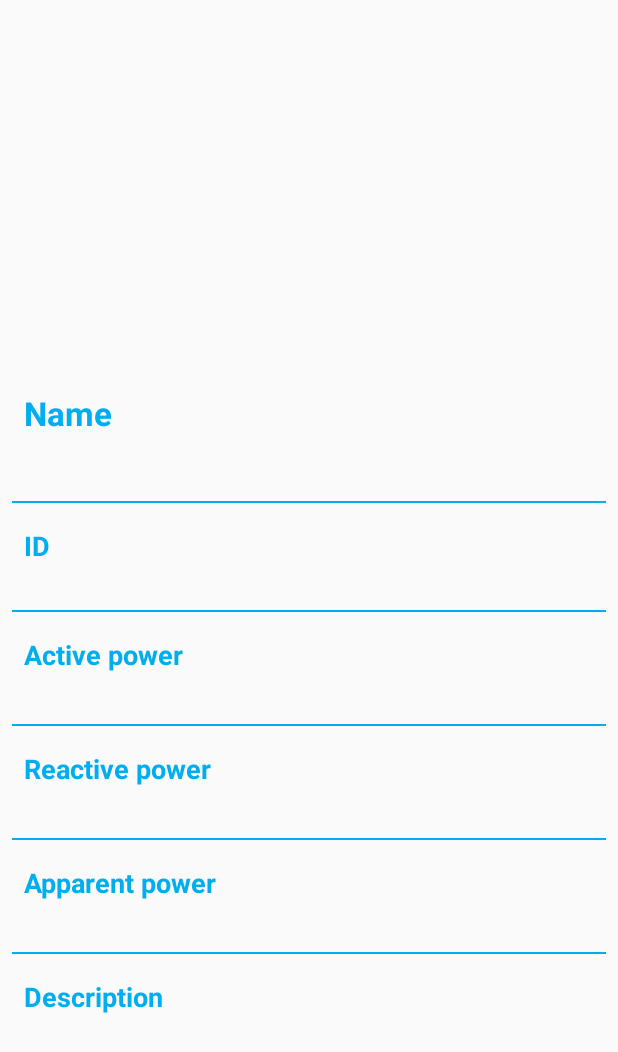
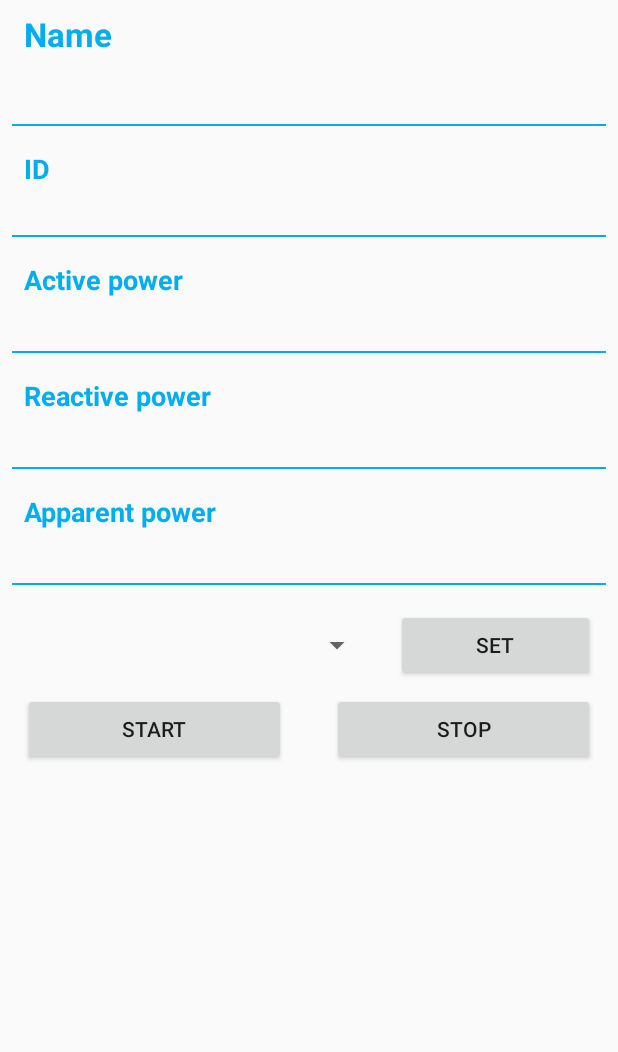
Before and after one commit to TheGrandFenix/SGLab-QR, an Android app: the layout activity_menu.xml on its own in the app's theme, with its tools: preview values and no code run, on a phone screen of 412 x 824 dp. Shown: the top 1052 px of the screen. Run offline under Robolectric (Android 15) with nearby library versions, the phone set to English and light mode, and no system bars.

Commit message:
Add buttons for sending references. Add generic dialog as proof of concept

```diff
--- a/app/src/main/java/hr/fer/android/sglab/qr/MenuActivity.java
+++ b/app/src/main/java/hr/fer/android/sglab/qr/MenuActivity.java
@@ -1,12 +1,18 @@
 package hr.fer.android.sglab.qr;
 
+import android.content.DialogInterface;
 import android.os.Bundle;
 import android.support.annotation.NonNull;
 import android.support.annotation.Nullable;
 import android.support.v4.app.LoaderManager;
 import android.support.v4.content.Loader;
+import android.support.v7.app.AlertDialog;
 import android.support.v7.app.AppCompatActivity;
 import android.util.Log;
+import android.view.View;
+import android.widget.ArrayAdapter;
+import android.widget.Button;
+import android.widget.Spinner;
 import android.widget.TextView;
 import android.widget.Toast;
 
@@ -18,6 +24,7 @@ import hr.fer.android.sglab.qr.loaders.result.WebServiceResult;
 import hr.fer.android.sglab.qr.pojo.Machine;
 import hr.fer.android.sglab.qr.utils.TimeoutHandler;
 
+import static android.app.PendingIntent.getActivity;
 import static hr.fer.android.sglab.qr.ScanQRCodeActivity.LOADER_ID;
 import static hr.fer.android.sglab.qr.ScanQRCodeActivity.QR_RESULT;
 import static hr.fer.android.sglab.qr.utils.NumberUtils.formatDouble;
@@ -33,7 +40,8 @@ public class MenuActivity
     private TextView activePower;
     private TextView reactivePower;
     private TextView apparentPower;
-    private TextView description;
+    private Spinner activePowerSpinner;
+    private Button setReferenceButton;
 
     private Machine currentMachine;
 
@@ -54,7 +62,31 @@ public class MenuActivity
         activePower = findViewById(R.id.active_power);
         reactivePower = findViewById(R.id.reactive_power);
         apparentPower = findViewById(R.id.apparent_power);
-        description = findViewById(R.id.description);
+        activePowerSpinner = findViewById(R.id.active_power_spinner);
+        setReferenceButton = findViewById(R.id.set_reference_button);
+        setReferenceButton.setOnClickListener(new View.OnClickListener() {
+            @Override
+            public void onClick(View view) {
+                AlertDialog.Builder builder = new AlertDialog.Builder(view.getContext());
+                builder.setPositiveButton("Ok", new DialogInterface.OnClickListener() {
+                    public void onClick(DialogInterface dialog, int id) {
+                    }
+                });
+                builder.setNegativeButton("Cancel", new DialogInterface.OnClickListener() {
+                    public void onClick(DialogInterface dialog, int id) {
+                    }
+                });
+                builder.setMessage("Generic message");
+
+                AlertDialog dialog = builder.create();
+                dialog.show();
+            }
+        });
+
+        String[] activePowerSpinnerItems = new String[] {"0.1", "0.2", "0.3"};
+        ArrayAdapter<String> adapter = new ArrayAdapter<>(this, android.R.layout.simple_spinner_dropdown_item, activePowerSpinnerItems);
+        //set the spinners adapter to the previously created one.
+        activePowerSpinner.setAdapter(adapter);
 
         setInfo();
     }
@@ -84,7 +116,6 @@ public class MenuActivity
         activePower.setText(formatDouble(currentMachine.getActivePower()));
         reactivePower.setText(formatDouble(currentMachine.getReactivePower()));
         apparentPower.setText(formatDouble(currentMachine.getApparentPower()));
-        description.setText(currentMachine.getDescription());
     }
 
     public void resetTimer() {
--- a/app/src/main/res/layout/activity_menu.xml
+++ b/app/src/main/res/layout/activity_menu.xml
@@ -6,13 +6,28 @@
     android:layout_width="match_parent"
     android:layout_height="match_parent">
 
+    <ScrollView
+        android:layout_width="match_parent"
+        android:layout_height="match_parent"
+        app:layout_constraintBottom_toBottomOf="parent"
+        app:layout_constraintEnd_toEndOf="parent"
+        app:layout_constraintHorizontal_bias="1.0"
+        app:layout_constraintStart_toStartOf="parent"
+        app:layout_constraintTop_toTopOf="parent"
+        app:layout_constraintVertical_bias="1.0">
+
+        <LinearLayout
+            android:layout_width="match_parent"
+            android:layout_height="match_parent"
+            android:orientation="vertical">
+
             <TextView
                 android:id="@+id/lbl_name"
                 android:layout_width="match_parent"
                 android:layout_height="wrap_content"
-        android:layout_marginEnd="16dp"
                 android:layout_marginStart="16dp"
                 android:layout_marginTop="8dp"
+                android:layout_marginEnd="16dp"
                 android:text="Name"
                 android:textAppearance="@style/Base.TextAppearance.AppCompat.Large"
                 android:textColor="@color/colorSGLabLogo"
@@ -22,41 +37,41 @@
                 app:layout_constraintHorizontal_bias="0.266"
                 app:layout_constraintStart_toStartOf="parent"
                 app:layout_constraintTop_toTopOf="parent"
-        app:layout_constraintVertical_bias="1.0"/>
+                app:layout_constraintVertical_bias="1.0" />
 
             <TextView
                 android:id="@+id/name"
                 android:layout_width="match_parent"
                 android:layout_height="wrap_content"
+                android:layout_marginStart="16dp"
+                android:layout_marginEnd="16dp"
                 android:layout_marginBottom="16dp"
-        android:layout_marginEnd="16dp"
-        android:layout_marginStart="16dp"
                 android:textAppearance="@style/Base.TextAppearance.AppCompat.Large"
                 android:textColor="@color/colorLightGray"
                 app:layout_constraintBottom_toBottomOf="@+id/view"
                 app:layout_constraintEnd_toEndOf="parent"
                 app:layout_constraintHorizontal_bias="0.0"
-        app:layout_constraintStart_toStartOf="parent"/>
+                app:layout_constraintStart_toStartOf="parent" />
 
             <View
                 android:id="@+id/view"
                 android:layout_width="match_parent"
                 android:layout_height="1dp"
+                android:layout_marginStart="8dp"
+                android:layout_marginEnd="8dp"
                 android:layout_marginBottom="16dp"
-        android:layout_marginEnd="8dp"
-        android:layout_marginStart="8dp"
                 android:background="@color/colorSGLabLogo"
                 app:layout_constraintBottom_toTopOf="@+id/lbl_machine_id"
                 app:layout_constraintEnd_toEndOf="parent"
                 app:layout_constraintHorizontal_bias="1.0"
-        app:layout_constraintStart_toStartOf="parent"/>
+                app:layout_constraintStart_toStartOf="parent" />
 
             <TextView
                 android:id="@+id/lbl_machine_id"
                 android:layout_width="match_parent"
                 android:layout_height="21dp"
+                android:layout_marginStart="16dp"
                 android:layout_marginEnd="16dp"
-        android:layout_marginStart="16dp"
                 android:text="ID"
                 android:textAppearance="@style/Base.TextAppearance.AppCompat.Medium"
                 android:textColor="@color/colorSGLabLogo"
@@ -64,186 +79,209 @@
                 app:layout_constraintBottom_toTopOf="@+id/machine_id"
                 app:layout_constraintEnd_toEndOf="parent"
                 app:layout_constraintHorizontal_bias="1.0"
-        app:layout_constraintStart_toStartOf="parent"/>
+                app:layout_constraintStart_toStartOf="parent" />
 
             <TextView
                 android:id="@+id/machine_id"
                 android:layout_width="match_parent"
                 android:layout_height="wrap_content"
+                android:layout_marginStart="16dp"
+                android:layout_marginEnd="16dp"
                 android:layout_marginBottom="16dp"
-        android:layout_marginEnd="16dp"
-        android:layout_marginStart="16dp"
                 android:textAppearance="@style/Base.TextAppearance.AppCompat.Small"
                 android:textColor="@color/colorLightGray"
                 app:layout_constraintBottom_toBottomOf="@+id/view2"
                 app:layout_constraintEnd_toEndOf="parent"
                 app:layout_constraintHorizontal_bias="0.0"
-        app:layout_constraintStart_toStartOf="parent"/>
+                app:layout_constraintStart_toStartOf="parent" />
 
             <View
                 android:id="@+id/view2"
                 android:layout_width="match_parent"
                 android:layout_height="1dp"
+                android:layout_marginStart="8dp"
+                android:layout_marginEnd="8dp"
                 android:layout_marginBottom="16dp"
-        android:layout_marginEnd="8dp"
-        android:layout_marginStart="8dp"
                 android:background="@color/colorSGLabLogo"
                 app:layout_constraintBottom_toTopOf="@+id/lbl_active_power"
                 app:layout_constraintEnd_toEndOf="parent"
                 app:layout_constraintHorizontal_bias="0.0"
-        app:layout_constraintStart_toStartOf="parent"/>
+                app:layout_constraintStart_toStartOf="parent" />
 
             <TextView
                 android:id="@+id/lbl_active_power"
                 android:layout_width="match_parent"
                 android:layout_height="wrap_content"
+                android:layout_marginStart="16dp"
                 android:layout_marginEnd="16dp"
-        android:layout_marginStart="16dp"
                 android:text="Active power"
                 android:textAppearance="@style/Base.TextAppearance.AppCompat.Medium"
                 android:textColor="@color/colorSGLabLogo"
                 android:textStyle="bold"
                 app:layout_constraintBottom_toTopOf="@+id/active_power"
                 app:layout_constraintEnd_toEndOf="parent"
-        app:layout_constraintStart_toStartOf="parent"/>
+                app:layout_constraintStart_toStartOf="parent" />
 
             <TextView
                 android:id="@+id/active_power"
                 android:layout_width="match_parent"
                 android:layout_height="wrap_content"
+                android:layout_marginStart="16dp"
+                android:layout_marginEnd="16dp"
                 android:layout_marginBottom="16dp"
-        android:layout_marginEnd="16dp"
-        android:layout_marginStart="16dp"
                 android:textAppearance="@style/Base.TextAppearance.AppCompat.Small"
                 android:textColor="@color/colorLightGray"
                 app:layout_constraintBottom_toBottomOf="@+id/view3"
                 app:layout_constraintEnd_toEndOf="parent"
-        app:layout_constraintStart_toStartOf="parent"/>
+                app:layout_constraintStart_toStartOf="parent" />
 
             <View
                 android:id="@+id/view3"
                 android:layout_width="match_parent"
                 android:layout_height="1dp"
+                android:layout_marginStart="8dp"
+                android:layout_marginEnd="8dp"
                 android:layout_marginBottom="16dp"
-        android:layout_marginEnd="8dp"
-        android:layout_marginStart="8dp"
                 android:background="@color/colorSGLabLogo"
                 app:layout_constraintBottom_toTopOf="@+id/lbl_reactive_power"
                 app:layout_constraintEnd_toEndOf="parent"
-        app:layout_constraintStart_toStartOf="parent"/>
+                app:layout_constraintStart_toStartOf="parent" />
 
             <TextView
                 android:id="@+id/lbl_reactive_power"
                 android:layout_width="match_parent"
                 android:layout_height="wrap_content"
+                android:layout_marginStart="16dp"
                 android:layout_marginEnd="16dp"
-        android:layout_marginStart="16dp"
                 android:text="Reactive power"
                 android:textAppearance="@style/Base.TextAppearance.AppCompat.Medium"
                 android:textColor="@color/colorSGLabLogo"
                 android:textStyle="bold"
                 app:layout_constraintBottom_toTopOf="@+id/reactive_power"
                 app:layout_constraintEnd_toEndOf="parent"
-        app:layout_constraintStart_toStartOf="parent"/>
+                app:layout_constraintStart_toStartOf="parent" />
 
             <TextView
                 android:id="@+id/reactive_power"
                 android:layout_width="match_parent"
                 android:layout_height="wrap_content"
+                android:layout_marginStart="16dp"
+                android:layout_marginEnd="16dp"
                 android:layout_marginBottom="16dp"
-        android:layout_marginEnd="16dp"
-        android:layout_marginStart="16dp"
                 android:textAppearance="@style/Base.TextAppearance.AppCompat.Small"
                 android:textColor="@color/colorLightGray"
                 app:layout_constraintBottom_toBottomOf="@+id/view4"
                 app:layout_constraintEnd_toEndOf="parent"
-        app:layout_constraintStart_toStartOf="parent"/>
+                app:layout_constraintStart_toStartOf="parent" />
 
             <View
                 android:id="@+id/view4"
                 android:layout_width="match_parent"
                 android:layout_height="1dp"
+                android:layout_marginStart="8dp"
+                android:layout_marginEnd="8dp"
                 android:layout_marginBottom="16dp"
-        android:layout_marginEnd="8dp"
-        android:layout_marginStart="8dp"
                 android:background="@color/colorSGLabLogo"
                 app:layout_constraintBottom_toTopOf="@+id/lbl_apparent_power"
                 app:layout_constraintEnd_toEndOf="parent"
                 app:layout_constraintHorizontal_bias="0.0"
-        app:layout_constraintStart_toStartOf="parent"/>
+                app:layout_constraintStart_toStartOf="parent" />
 
             <TextView
                 android:id="@+id/lbl_apparent_power"
                 android:layout_width="match_parent"
                 android:layout_height="wrap_content"
+                android:layout_marginStart="16dp"
                 android:layout_marginEnd="16dp"
-        android:layout_marginStart="16dp"
                 android:text="Apparent power"
                 android:textAppearance="@style/Base.TextAppearance.AppCompat.Medium"
                 android:textColor="@color/colorSGLabLogo"
                 android:textStyle="bold"
                 app:layout_constraintBottom_toTopOf="@+id/apparent_power"
                 app:layout_constraintEnd_toEndOf="parent"
-        app:layout_constraintStart_toStartOf="parent"/>
+                app:layout_constraintStart_toStartOf="parent" />
 
             <TextView
                 android:id="@+id/apparent_power"
                 android:layout_width="match_parent"
                 android:layout_height="wrap_content"
+                android:layout_marginStart="16dp"
+                android:layout_marginEnd="16dp"
                 android:layout_marginBottom="16dp"
-        android:layout_marginEnd="16dp"
-        android:layout_marginStart="16dp"
                 android:textAppearance="@style/Base.TextAppearance.AppCompat.Small"
                 android:textColor="@color/colorLightGray"
                 app:layout_constraintBottom_toBottomOf="@+id/view5"
                 app:layout_constraintEnd_toEndOf="parent"
-        app:layout_constraintStart_toStartOf="parent"/>
+                app:layout_constraintStart_toStartOf="parent" />
 
             <View
                 android:id="@+id/view5"
                 android:layout_width="match_parent"
                 android:layout_height="1dp"
+                android:layout_marginStart="8dp"
+                android:layout_marginEnd="8dp"
                 android:layout_marginBottom="16dp"
-        android:layout_marginEnd="8dp"
-        android:layout_marginStart="8dp"
                 android:background="@color/colorSGLabLogo"
                 app:layout_constraintBottom_toTopOf="@+id/lbl_description"
                 app:layout_constraintEnd_toEndOf="parent"
                 app:layout_constraintHorizontal_bias="0.0"
-        app:layout_constraintStart_toStartOf="parent"/>
+                app:layout_constraintStart_toStartOf="parent" />
 
-    <TextView
-        android:id="@+id/lbl_description"
+            <android.support.constraint.ConstraintLayout
                 android:layout_width="match_parent"
                 android:layout_height="wrap_content"
-        android:layout_marginEnd="16dp"
-        android:layout_marginStart="16dp"
-        android:text="Description"
-        android:textAppearance="@style/Base.TextAppearance.AppCompat.Medium"
-        android:textColor="@color/colorSGLabLogo"
-        android:textStyle="bold"
-        app:layout_constraintBottom_toTopOf="@+id/scrollView2"
+                tools:layout_editor_absoluteY="401dp">
+
+                <Spinner
+                    android:id="@+id/active_power_spinner"
+                    android:layout_width="233dp"
+                    android:layout_height="38dp"
+                    android:layout_marginStart="15dp"
+                    android:layout_marginBottom="8dp"
+                    android:spinnerMode="dialog"
+                    app:layout_constraintBottom_toTopOf="@+id/button3"
+                    app:layout_constraintEnd_toStartOf="@+id/set_reference_button"
+                    app:layout_constraintStart_toStartOf="parent"
+                    app:layout_constraintTop_toTopOf="parent" />
+
+                <Button
+                    android:id="@+id/set_reference_button"
+                    android:layout_width="0dp"
+                    android:layout_height="wrap_content"
+                    android:layout_marginStart="15dp"
+                    android:layout_marginEnd="15dp"
+                    android:layout_marginBottom="8dp"
+                    android:text="Set"
+                    app:layout_constraintBottom_toTopOf="@+id/button4"
                     app:layout_constraintEnd_toEndOf="parent"
-        app:layout_constraintStart_toStartOf="parent"/>
+                    app:layout_constraintStart_toEndOf="@+id/active_power_spinner"
+                    app:layout_constraintTop_toTopOf="parent" />
 
-    <ScrollView
-        android:id="@+id/scrollView2"
-        android:layout_width="match_parent"
+                <Button
+                    android:id="@+id/button3"
+                    android:layout_width="0dp"
                     android:layout_height="wrap_content"
-        android:layout_marginBottom="128dp"
-        android:layout_marginEnd="16dp"
-        android:layout_marginStart="16dp"
+                    android:layout_marginStart="15dp"
+                    android:layout_marginEnd="15dp"
+                    android:text="Start"
+                    app:layout_constraintBottom_toBottomOf="parent"
+                    app:layout_constraintEnd_toStartOf="@+id/button4"
+                    app:layout_constraintStart_toStartOf="parent" />
+
+                <Button
+                    android:id="@+id/button4"
+                    android:layout_width="0dp"
+                    android:layout_height="wrap_content"
+                    android:layout_marginStart="15dp"
+                    android:layout_marginEnd="15dp"
+                    android:text="Stop"
                     app:layout_constraintBottom_toBottomOf="parent"
                     app:layout_constraintEnd_toEndOf="parent"
-        app:layout_constraintHorizontal_bias="0.0"
-        app:layout_constraintStart_toStartOf="parent">
+                    app:layout_constraintStart_toEndOf="@+id/button3" />
 
-        <TextView
-            android:id="@+id/description"
-            android:layout_width="match_parent"
-            android:layout_height="wrap_content"
-            android:textAppearance="@style/Base.TextAppearance.AppCompat.Small"
-            android:textColor="@color/colorLightGray"/>
+            </android.support.constraint.ConstraintLayout>
+
+        </LinearLayout>
     </ScrollView>
 
 </android.support.constraint.ConstraintLayout>
```
Lines whose indentation alone changed are shown as unchanged.
